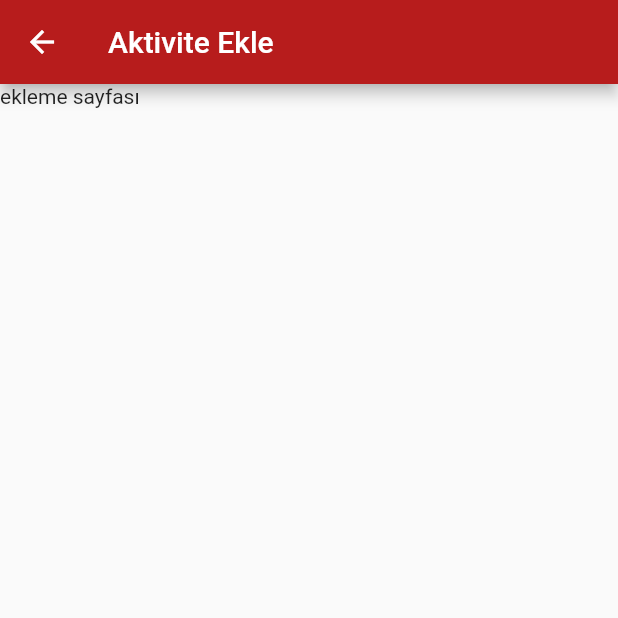
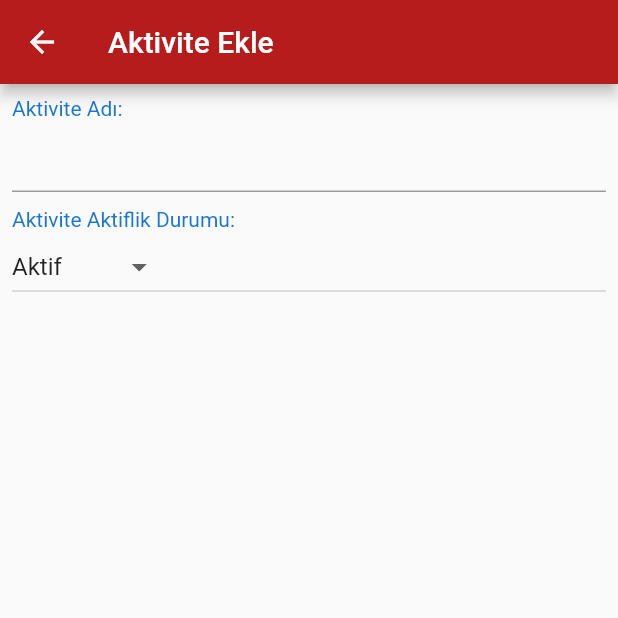
Before and after one commit to EnsPzr/Follow-Yourself-Flutter, a Flutter app: the ActivityAddOrUpdatePage screen opened by its route, on a phone screen of 412 x 824 dp, the top half of it. Run offline on Flutter 3.47's test engine with Material 2 defaults, Android fonts, the phone set to English and light mode, and no system bars; our stand-ins replace date_format, datetime_picker_formfield.

Commit message:
project design manufacturing 2

```diff
--- a/lib/pages/activiy_add_or_update_page.dart
+++ b/lib/pages/activiy_add_or_update_page.dart
@@ -1,10 +1,16 @@
 import 'package:flutter/material.dart';
 
-import 'drawer_menu.dart';
-
-class ActivityAddOrUpdatePage extends StatelessWidget {
+class ActivityAddOrUpdatePage extends StatefulWidget {
   const ActivityAddOrUpdatePage({Key key}) : super(key: key);
 
+  @override
+  _ActivityAddOrUpdatePageState createState() =>
+      _ActivityAddOrUpdatePageState();
+}
+
+class _ActivityAddOrUpdatePageState extends State<ActivityAddOrUpdatePage> {
+  final _formKey = GlobalKey<FormState>();
+  bool secilenDurum = true;
   @override
   Widget build(BuildContext context) {
     return Scaffold(
@@ -13,7 +19,49 @@ class ActivityAddOrUpdatePage extends StatelessWidget {
         title: Text("Aktivite Ekle"),
         backgroundColor: Colors.red.shade900,
       ),
-      body: Text("ekleme sayfası"),
+      body: Padding(
+        padding: const EdgeInsets.all(8.0),
+        child: Form(
+          key: _formKey,
+          child: ListView(
+            children: <Widget>[
+              Text(
+                "Aktivite Adı:",
+                style: TextStyle(color: Colors.blue.shade700),
+              ),
+              TextFormField(
+                decoration: InputDecoration(),
+              ),
+              SizedBox(
+                height: 10,
+              ),
+              Text(
+                "Aktivite Aktiflik Durumu:",
+                style: TextStyle(color: Colors.blue.shade700),
+              ),
+              DropdownButton<bool>(
+                hint: Text("Seçiniz"),
+                value: secilenDurum,
+                items: [
+                  DropdownMenuItem<bool>(
+                    child: Text("Aktif Değil"),
+                    value: false,
+                  ),
+                  DropdownMenuItem<bool>(
+                    child: Text("Aktif"),
+                    value: true,
+                  ),
+                ],
+                onChanged: (bool deger) {
+                  setState(() {
+                    secilenDurum = deger;
+                  });
+                },
+              ),
+            ],
+          ),
+        ),
+      ),
     );
   }
 }
```
